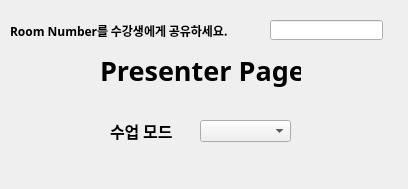
Qt form CSS/PR_PAGE.ui (theodore-choi/2021-1-ISECD-Team10) before a commit.
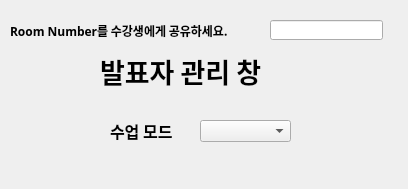
The same form after that commit.

```diff
--- a/CSS/PR_PAGE.ui
+++ b/CSS/PR_PAGE.ui
@@ -118,7 +118,7 @@
     </font>
    </property>
    <property name="text">
-    <string>Presenter Page</string>
+    <string>발표자 관리 창</string>
    </property>
   </widget>
  </widget>
```
